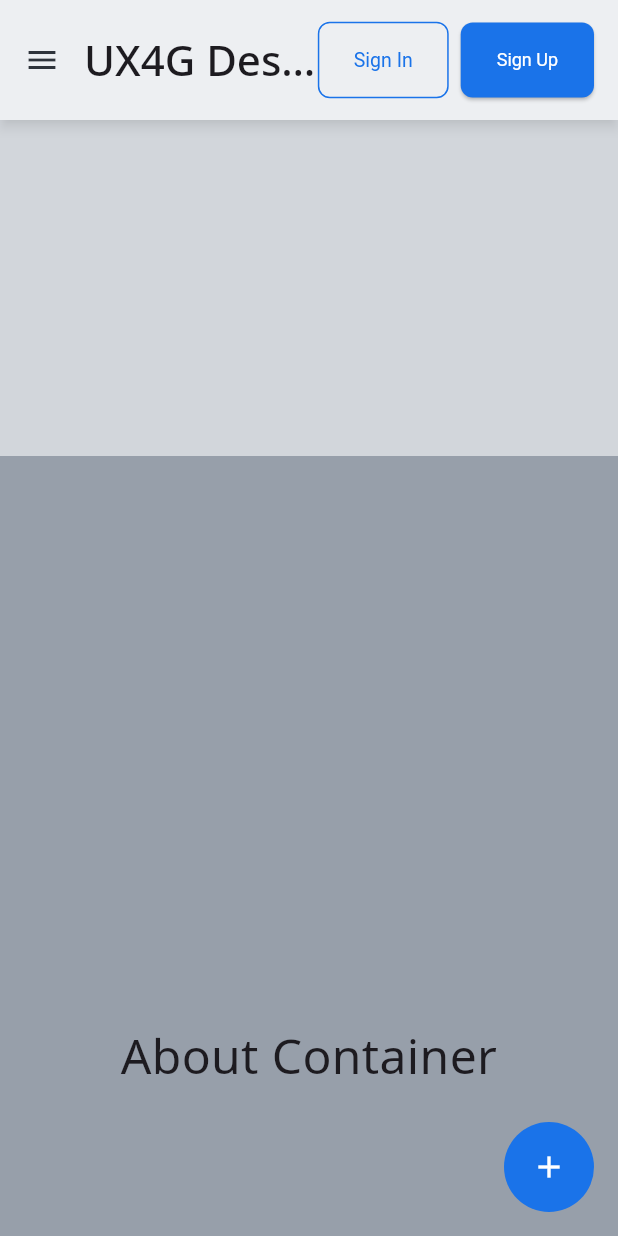
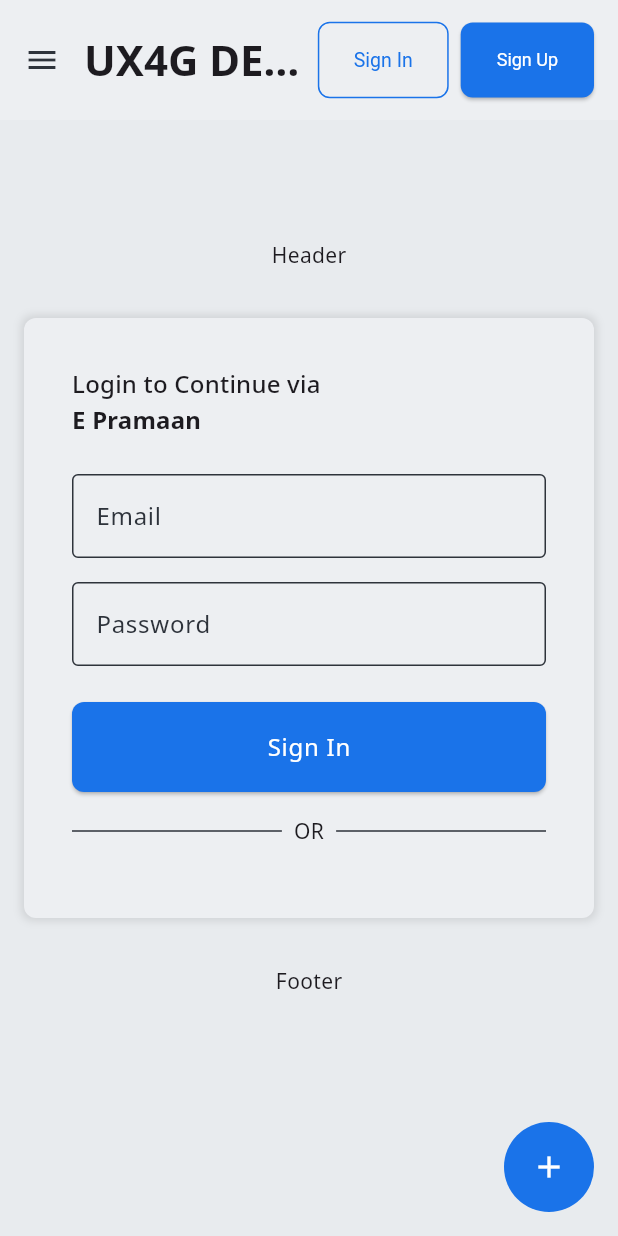
Before and after one commit to arvind-2000/ux4gdesigns, a Flutter app: the screen it shows after launch, scrolled down 576 dp, after a tap on "Sign Up", on a phone screen of 412 x 824 dp. Run offline on Flutter 3.47's test engine with Material 3 defaults, Android fonts, the phone set to English and light mode, and no system bars; our stand-ins replace dropdown_button2, go_router, google_fonts, url_strategy.

Commit message:
add signups

```diff
--- a/analysis_options.yaml
+++ b/analysis_options.yaml
@@ -23,6 +23,5 @@
   rules:
     # avoid_print: false  # Uncomment to disable the `avoid_print` rule
     # prefer_single_quotes: true  # Uncomment to enable the `prefer_single_quotes` rule
-
 # Additional information about this file can be found at
 # https://dart.dev/guides/language/analysis-options
--- /dev/null
+++ b/lib/app/accordionfeatures/accordionpage.dart
@@ -0,0 +1,10 @@
+import 'package:flutter/material.dart';
+
+class AccordionPage extends StatelessWidget {
+  const AccordionPage({super.key});
+
+  @override
+  Widget build(BuildContext context) {
+    return Container();
+  }
+}
--- a/lib/app/navbarfeature/navbar.dart
+++ b/lib/app/navbarfeature/navbar.dart
@@ -1,9 +1,9 @@
 import 'package:flutter/material.dart';
-import 'package:ux4gdesigns/configs/appconfigs/appcinfig.dart';
 
 class NavBarTop extends StatelessWidget {
-  const NavBarTop({super.key, required this.actions});
+  const NavBarTop({super.key, required this.actions, required this.header});
   final List<Widget> actions;
+  final Widget header;
   @override
   Widget build(BuildContext context) {
     final theme = Theme.of(context);
@@ -17,10 +17,7 @@
             child: Row(
               children: [
                 // Image.asset(logoimage, fit: BoxFit.contain, height: 60, width: 60),
-                Text(
-                  appname.toUpperCase(),
-                  style: theme.textTheme.headlineMedium?.copyWith(fontWeight: FontWeight.bold),
-                ),
+                header,
                 Expanded(
                   child: Row(
                     mainAxisAlignment: MainAxisAlignment.center,
--- a/lib/app/navbarfeature/topbar.dart
+++ b/lib/app/navbarfeature/topbar.dart
@@ -1,4 +1,5 @@
 import 'package:flutter/material.dart';
+import 'package:go_router/go_router.dart';
 
 import '../../configs/appconfigs/appcinfig.dart';
 import '../../configs/colors/colors.dart';
@@ -26,12 +27,34 @@
       actionsPadding: EdgeInsets.zero,
       centerTitle: ismobile || istablet ? false : true,
       title: ismobile || istablet
-          ? Text(appname, style: theme.textTheme.headlineSmall)
+          ? InkWell(
+              onTap: () {
+                context.go('/home');
+              },
+              child: Text(
+                appname.toUpperCase(),
+                style: theme.textTheme.headlineSmall?.copyWith(fontWeight: FontWeight.bold),
+              ),
+            )
           : NavBarTop(
+              header: InkWell(
+                onTap: () {
+                  context.go('/home');
+                },
+                child: Text(
+                  appname.toUpperCase(),
+                  style: theme.textTheme.headlineMedium?.copyWith(fontWeight: FontWeight.bold),
+                ),
+              ),
               actions: [
                 OutlinedButton(onPressed: () {}, child: Text('Sign In')),
                 SizedBox(width: 8),
-                ElevatedButton(onPressed: () {}, child: Text("Sign Up")),
+                ElevatedButton(
+                  onPressed: () {
+                    context.go('/signup');
+                  },
+                  child: Text("Sign Up"),
+                ),
               ],
             ),
       titleSpacing: 0.0,
@@ -44,7 +67,12 @@
           ? [
               OutlinedButton(onPressed: () {}, child: Text('Sign In')),
               SizedBox(width: 8),
-              ElevatedButton(onPressed: () {}, child: Text("Sign Up")),
+              ElevatedButton(
+                onPressed: () {
+                  context.go('/signup');
+                },
+                child: Text("Sign Up"),
+              ),
               SizedBox(width: 16),
             ]
           : null,
--- /dev/null
+++ b/lib/app/pages/landingpages/heropages.dart
@@ -0,0 +1,57 @@
+import 'package:flutter/material.dart';
+
+import '../../../configs/colors/colors.dart';
+import '../../../sharedwidgets/constrainedbox.dart';
+
+class HeroPage extends StatelessWidget {
+  const HeroPage({super.key});
+
+  @override
+  Widget build(BuildContext context) {
+    return Column(
+      children: [
+        ConnstrainedWrapper(
+          child: Container(
+            height: 800,
+            color: Ux4gColorTheme.secondaryColor[100],
+            child: Center(
+              child: Text(
+                "Center Container",
+                textAlign: TextAlign.center,
+                style: TextStyle(fontSize: 32),
+              ),
+            ),
+          ),
+        ),
+
+        ConnstrainedWrapper(
+          child: Container(
+            height: 800,
+            color: Ux4gColorTheme.secondaryColor[300],
+            child: Center(
+              child: Text(
+                "About Container",
+                textAlign: TextAlign.center,
+                style: TextStyle(fontSize: 32),
+              ),
+            ),
+          ),
+        ),
+
+        ConnstrainedWrapper(
+          child: Container(
+            height: 800,
+            color: Ux4gColorTheme.secondaryColor[500],
+            child: Center(
+              child: Text(
+                "Service Container",
+                textAlign: TextAlign.center,
+                style: TextStyle(fontSize: 32),
+              ),
+            ),
+          ),
+        ),
+      ],
+    );
+  }
+}
--- a/lib/app/pages/landingpages/landingpageparent.dart
+++ b/lib/app/pages/landingpages/landingpageparent.dart
@@ -1,17 +1,14 @@
 import 'package:flutter/material.dart';
 
-import '../../../configs/colors/colors.dart';
 import '../../../helpers/responsivehelpers/responsiveclass.dart';
-import '../../../sharedwidgets/constrainedbox.dart';
 import '../../accesibilityfeature/accesebilitybar.dart';
 import '../../navbarfeature/topbar.dart';
 
 class LandingPages extends StatelessWidget {
-  const LandingPages({super.key});
-
+  const LandingPages({super.key, required this.child});
+  final Widget child;
   @override
   Widget build(BuildContext context) {
-    final theme = Theme.of(context);
     final size = MediaQuery.sizeOf(context);
     final istablet = Responsive.isTablet(size.width);
     final ismobile = Responsive.isMobile(size.width);
@@ -29,53 +26,8 @@
                         showScreenreader: true,
                       ),
               ),
-
               TopBar(),
-              SliverList(
-                delegate: SliverChildListDelegate([
-                  ConnstrainedWrapper(
-                    child: Container(
-                      height: 800,
-                      color: Ux4gColorTheme.secondaryColor[100],
-                      child: Center(
-                        child: Text(
-                          "Center Container",
-                          textAlign: TextAlign.center,
-                          style: TextStyle(fontSize: 32),
-                        ),
-                      ),
-                    ),
-                  ),
-
-                  ConnstrainedWrapper(
-                    child: Container(
-                      height: 800,
-                      color: Ux4gColorTheme.secondaryColor[300],
-                      child: Center(
-                        child: Text(
-                          "About Container",
-                          textAlign: TextAlign.center,
-                          style: TextStyle(fontSize: 32),
-                        ),
-                      ),
-                    ),
-                  ),
-
-                  ConnstrainedWrapper(
-                    child: Container(
-                      height: 800,
-                      color: Ux4gColorTheme.secondaryColor[500],
-                      child: Center(
-                        child: Text(
-                          "Service Container",
-                          textAlign: TextAlign.center,
-                          style: TextStyle(fontSize: 32),
-                        ),
-                      ),
-                    ),
-                  ),
-                ]),
-              ),
+              SliverToBoxAdapter(child: child),
 
               // NavBarTop(),
             ],
--- a/lib/app/pages/shellwrapper.dart
+++ b/lib/app/pages/shellwrapper.dart
@@ -1,12 +1,12 @@
+import 'package:flutter/foundation.dart';
 import 'package:flutter/material.dart';
+import 'package:ux4gdesigns/app/pages/landingpages/landingpageparent.dart';
 import 'package:ux4gdesigns/configs/colors/colors.dart';
 import 'package:ux4gdesigns/helpers/responsivehelpers/responsiveclass.dart';
 
-import 'landingpages/landingpageparent.dart';
-
 class ShellWrapper extends StatelessWidget {
-  const ShellWrapper({super.key});
-
+  const ShellWrapper({super.key, required this.child});
+  final Widget child;
   @override
   Widget build(BuildContext context) {
     final size = MediaQuery.sizeOf(context);
@@ -15,7 +15,20 @@
 
     return Scaffold(
       drawer: ismobile || istablet ? Drawer() : null,
-      body: LandingPages(),
+      body: Stack(
+        children: [
+          LandingPages(child: child),
+          if (kDebugMode)
+            Positioned(
+              top: 0,
+              right: 0,
+              child: Material(
+                color: Colors.transparent,
+                child: HeightWidth(size: size),
+              ),
+            ),
+        ],
+      ),
 
       floatingActionButtonLocation: FloatingActionButtonLocation.endFloat,
       floatingActionButton: UxFloatingButton(),
@@ -76,3 +89,43 @@
     );
   }
 }
+
+class HeightWidth extends StatefulWidget {
+  const HeightWidth({super.key, required this.size});
+
+  final Size size;
+
+  @override
+  State<HeightWidth> createState() => _HeightWidthState();
+}
+
+class _HeightWidthState extends State<HeightWidth> {
+  bool onhover = false;
+  @override
+  Widget build(BuildContext context) {
+    return MouseRegion(
+      onEnter: (e) => setState(() {
+        if (!onhover) {
+          setState(() {
+            onhover = true;
+          });
+        } else {}
+      }),
+      onExit: (e) => setState(() {
+        if (onhover) {
+          setState(() {
+            onhover = false;
+          });
+        }
+      }),
+      child: Container(
+        padding: EdgeInsets.symmetric(vertical: 4, horizontal: 16),
+        color: onhover ? Colors.transparent : Colors.white,
+        child: Text(
+          textAlign: TextAlign.end,
+          "(w/h): ${widget.size.width}/ ${widget.size.height} ",
+        ),
+      ),
+    );
+  }
+}
--- /dev/null
+++ b/lib/app/pages/signuppage/signup.dart
@@ -0,0 +1,60 @@
+import 'package:flutter/material.dart';
+import 'package:ux4gdesigns/app/pages/signuppage/widgets/signuptemplate.dart';
+import 'package:ux4gdesigns/sharedwidgets/constrainedbox.dart';
+
+class Signup extends StatelessWidget {
+  const Signup({super.key});
+
+  @override
+  Widget build(BuildContext context) {
+    final theme = Theme.of(context);
+    return Center(
+      child: ConnstrainedWrapper(
+        maxwidth: 550,
+        child: RegisterTemplate(
+          header: Text('Header'),
+          footer: Text("Footer"),
+          child: Column(
+            crossAxisAlignment: CrossAxisAlignment.start,
+            children: [
+              Text("Login to Continue via ", style: theme.textTheme.titleMedium),
+              Text(
+                "E Pramaan",
+                style: theme.textTheme.titleMedium?.copyWith(fontWeight: FontWeight.bold),
+              ),
+              SizedBox(height: 24),
+              TextFormField(
+                decoration: InputDecoration(labelText: "Email", border: OutlineInputBorder()),
+              ),
+              SizedBox(height: 16),
+              TextFormField(
+                decoration: InputDecoration(labelText: "Password", border: OutlineInputBorder()),
+              ),
+              SizedBox(height: 24),
+              ElevatedButton(
+                onPressed: () {},
+                child: Center(
+                  child: Text(
+                    "Sign In",
+                    style: theme.textTheme.bodyLarge?.copyWith(color: Colors.white),
+                  ),
+                ),
+              ),
+              SizedBox(height: 16),
+              Row(
+                children: [
+                  Expanded(child: Divider()),
+                  SizedBox(width: 8),
+                  Text('OR'),
+                  SizedBox(width: 8),
+                  Expanded(child: Divider()),
+                ],
+              ),
+              SizedBox(height: 16),
+            ],
+          ),
+        ),
+      ),
+    );
+  }
+}
--- /dev/null
+++ b/lib/app/pages/signuppage/widgets/signuptemplate.dart
@@ -0,0 +1,40 @@
+import 'package:flutter/material.dart';
+import 'package:ux4gdesigns/configs/colors/colors.dart';
+import 'package:ux4gdesigns/sharedwidgets/cards.dart';
+import 'package:ux4gdesigns/sharedwidgets/constrainedbox.dart';
+
+class RegisterTemplate extends StatelessWidget {
+  const RegisterTemplate({super.key, this.footer, required this.child, this.header});
+  final Widget? footer;
+  final Widget child;
+  final Widget? header;
+  @override
+  Widget build(BuildContext context) {
+    final theme = TextTheme.of(context);
+    return ConnstrainedWrapper(
+      child: SizedBox(
+        width: double.infinity,
+        child: Column(
+          children: [
+            SizedBox(height: 80),
+            //header
+            header ?? SizedBox.shrink(),
+            header != null ? SizedBox(height: 16) : SizedBox(),
+
+            //content
+            CardShadow(
+              color: Ux4gColorTheme.secondaryColor[50],
+              padding: EdgeInsets.all(32),
+              margin: EdgeInsets.all(16),
+              child: child,
+            ),
+            footer != null ? SizedBox(height: 16) : SizedBox.shrink(),
+            //footer
+            footer ?? SizedBox.shrink(),
+            SizedBox(height: 80),
+          ],
+        ),
+      ),
+    );
+  }
+}
--- /dev/null
+++ b/lib/app/sidebarfeature/sidebarpage.dart
@@ -0,0 +1,10 @@
+import 'package:flutter/material.dart';
+
+class SideBarPages extends StatelessWidget {
+  const SideBarPages({super.key});
+
+  @override
+  Widget build(BuildContext context) {
+    return Container(child: Text("SideBar", style: TextTheme.of(context).headlineLarge));
+  }
+}
--- /dev/null
+++ b/lib/app/sidebarfeature/widget/sidebar.dart
@@ -0,0 +1,14 @@
+import 'package:flutter/material.dart';
+import 'package:ux4gdesigns/configs/colors/colors.dart';
+
+class SideBar extends StatelessWidget {
+  const SideBar({super.key});
+
+  @override
+  Widget build(BuildContext context) {
+    return Container(
+      color: Ux4gColorTheme.secondaryColor[50],
+      child: Column(children: []),
+    );
+  }
+}
--- a/lib/main.dart
+++ b/lib/main.dart
@@ -1,13 +1,14 @@
-import 'package:flutter/foundation.dart';
 import 'package:flutter/material.dart';
 import 'package:provider/provider.dart';
+import 'package:url_strategy/url_strategy.dart';
 import 'package:ux4gdesigns/app/accesibilityfeature/provider/textchangeprovider.dart';
-import 'package:ux4gdesigns/app/pages/shellwrapper.dart';
+import 'package:ux4gdesigns/routes/approutes.dart';
 
 import 'configs/appconfigs/appcinfig.dart';
 import 'configs/themes/theme.dart';
 
 void main() {
+  setPathUrlStrategy();
   runApp(const Ux4gDesings());
 }
 
@@ -19,65 +20,12 @@
     final size = MediaQuery.sizeOf(context);
     return MultiProvider(
       providers: [ChangeNotifierProvider(create: (c) => TextChangeProvider())],
-      child: MaterialApp(
+      child: MaterialApp.router(
         theme: appTheme,
         title: appname,
         debugShowCheckedModeBanner: false,
-        home: Stack(
-          children: [
-            ShellWrapper(),
-            if (kDebugMode)
-              Positioned(
-                top: 0,
-                right: 0,
-                child: Material(
-                  color: Colors.transparent,
-                  child: HeightWidth(size: size),
-                ),
-              ),
-          ],
-        ),
+        routerConfig: Approutes.routerConfig,
       ),
     );
   }
 }
-
-class HeightWidth extends StatefulWidget {
-  const HeightWidth({super.key, required this.size});
-
-  final Size size;
-
-  @override
-  State<HeightWidth> createState() => _HeightWidthState();
-}
-
-class _HeightWidthState extends State<HeightWidth> {
-  bool onhover = false;
-  @override
-  Widget build(BuildContext context) {
-    return MouseRegion(
-      onEnter: (e) => setState(() {
-        if (!onhover) {
-          setState(() {
-            onhover = true;
-          });
-        } else {}
-      }),
-      onExit: (e) => setState(() {
-        if (onhover) {
-          setState(() {
-            onhover = false;
-          });
-        }
-      }),
-      child: Container(
-        padding: EdgeInsets.symmetric(vertical: 4, horizontal: 16),
-        color: onhover ? Colors.transparent : Colors.white,
-        child: Text(
-          textAlign: TextAlign.end,
-          "(w/h): ${widget.size.width}/ ${widget.size.height} ",
-        ),
-      ),
-    );
-  }
-}
--- /dev/null
+++ b/lib/routes/approutes.dart
@@ -0,0 +1,63 @@
+// 📦 Package imports:
+import 'package:flutter/material.dart';
+import 'package:go_router/go_router.dart';
+import 'package:ux4gdesigns/app/pages/landingpages/heropages.dart';
+import 'package:ux4gdesigns/app/pages/shellwrapper.dart';
+import 'package:ux4gdesigns/app/pages/signuppage/signup.dart';
+
+abstract class Approutes {
+  //--------------Navigator Keys--------------//
+  static final _rootNavigatorKey = GlobalKey<NavigatorState>();
+  static final _emailShellNavigatorKey = GlobalKey<NavigatorState>();
+  //--------------Navigator Keys--------------//
+
+  static const _initialPath = '/';
+  static final routerConfig = GoRouter(
+    navigatorKey: GlobalKey<NavigatorState>(),
+    initialLocation: _initialPath,
+    // refreshListenable: AuthNotifier.instance,
+    redirect: (context, state) {
+      return state.uri.path;
+    },
+    routes: [
+      // Landing Route Handler
+      GoRoute(
+        path: _initialPath,
+        redirect: (context, state) {
+          return '/home';
+        },
+      ),
+
+      // Global Shell Route
+      ShellRoute(
+        navigatorKey: _rootNavigatorKey,
+        pageBuilder: (context, state, child) {
+          return NoTransitionPage(child: ShellWrapper(child: child));
+        },
+        routes: [
+          // Dashboard Routes
+          GoRoute(
+            path: '/',
+            redirect: (context, state) async {
+              return 'home';
+            },
+          ),
+          GoRoute(
+            path: '/home',
+            pageBuilder: (context, state) {
+              return NoTransitionPage(child: HeroPage());
+            },
+          ),
+          GoRoute(
+            path: '/signup',
+            pageBuilder: (context, state) {
+              return NoTransitionPage(child: Signup());
+            },
+          ),
+        ],
+      ),
+    ],
+
+    errorPageBuilder: (context, state) => const NoTransitionPage(child: HeroPage()),
+  );
+}
--- /dev/null
+++ b/lib/sharedwidgets/cards.dart
@@ -0,0 +1,38 @@
+import 'package:flutter/material.dart';
+
+class CardShadow extends StatelessWidget {
+  const CardShadow({
+    super.key,
+    required this.child,
+    this.radius,
+    this.color,
+    this.shadowColor,
+    this.margin,
+    this.padding,
+  });
+  final Widget child;
+  final double? radius;
+  final Color? color;
+  final EdgeInsets? margin;
+  final EdgeInsets? padding;
+  final Color? shadowColor;
+  @override
+  Widget build(BuildContext context) {
+    return Container(
+      padding: padding,
+      margin: margin,
+      decoration: BoxDecoration(
+        color: color,
+        borderRadius: BorderRadius.circular(radius ?? 8),
+        boxShadow: [
+          BoxShadow(
+            spreadRadius: 2,
+            blurRadius: 4,
+            color: shadowColor ?? Colors.black.withValues(alpha: 0.1),
+          ),
+        ],
+      ),
+      child: child,
+    );
+  }
+}
--- a/lib/sharedwidgets/constrainedbox.dart
+++ b/lib/sharedwidgets/constrainedbox.dart
@@ -3,8 +3,9 @@
 import 'package:ux4gdesigns/app/accesibilityfeature/provider/textchangeprovider.dart';
 
 class ConnstrainedWrapper extends StatelessWidget {
-  const ConnstrainedWrapper({super.key, required this.child});
+  const ConnstrainedWrapper({super.key, required this.child, this.maxwidth});
   final Widget child;
+  final double? maxwidth;
   @override
   Widget build(BuildContext context) {
     final textScaleprovider = Provider.of<TextChangeProvider>(context);
@@ -12,7 +13,10 @@
       data: MediaQuery.of(
         context,
       ).copyWith(textScaler: TextScaler.linear(textScaleprovider.textscale)),
-      child: ConstrainedBox(constraints: BoxConstraints(maxWidth: 1200), child: child),
+      child: ConstrainedBox(
+        constraints: BoxConstraints(maxWidth: maxwidth ?? 1200),
+        child: child,
+      ),
     );
   }
 }
```
Also changed, not shown: pubspec.yaml (+5 -35 lines), lib/app/accordionfeatures/widgets/accordion.dart (added), pubspec.lock, 1 other file.
